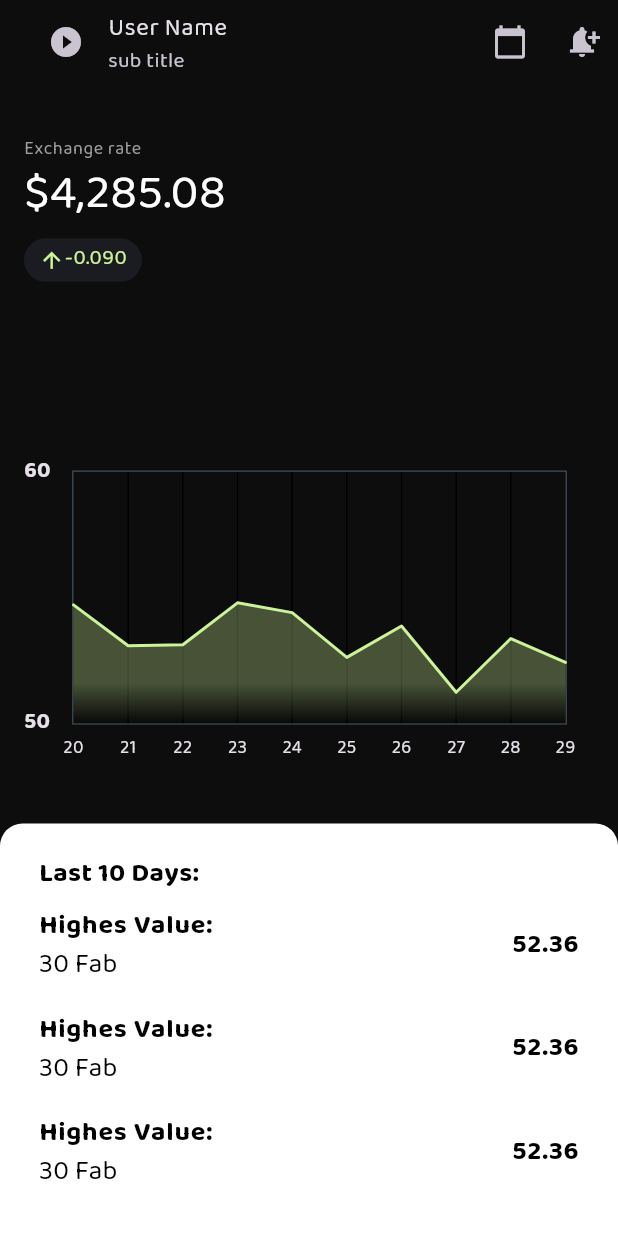
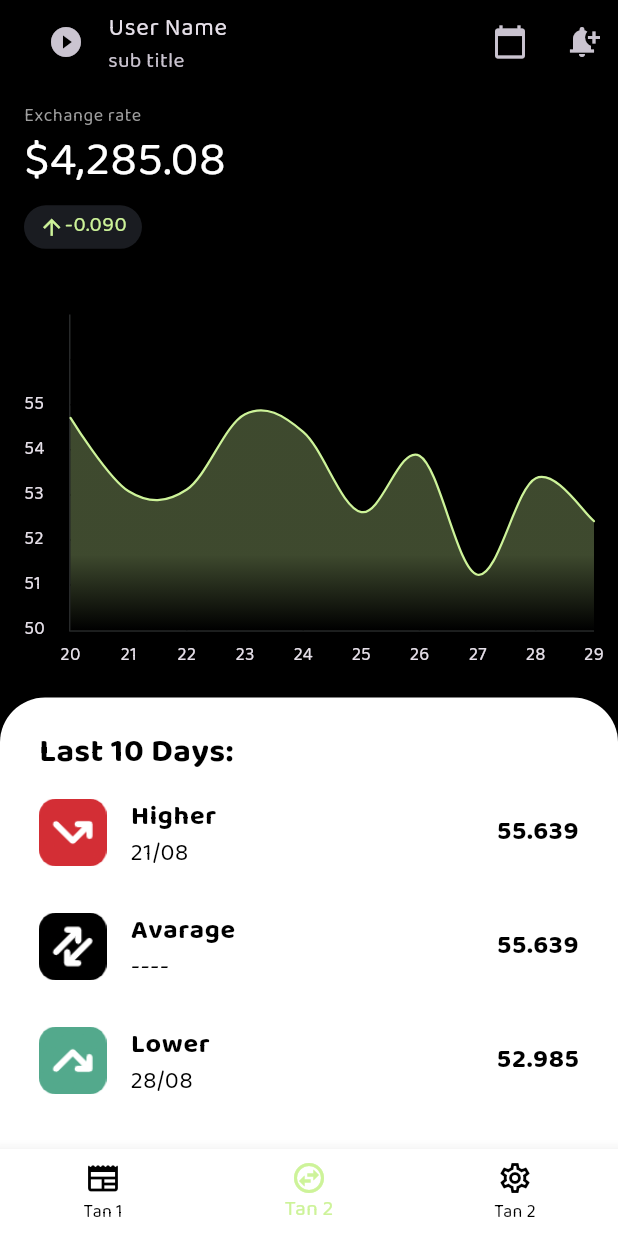
Before and after one commit to mohanedSalaheldin/sdg-tracker, a Flutter app: the screen it shows after launch, on a phone screen of 412 x 824 dp. Run offline on Flutter 3.47's test engine with Material 3 defaults, Android fonts, the light colour scheme and no system bars; drawn by our look-alikes of fl_chart; our stand-ins replace gap.

Commit message:
add bottomNavBar and web files

```diff
--- a/lib/src/my_app.dart
+++ b/lib/src/my_app.dart
@@ -22,7 +22,11 @@ class MyApp extends StatelessWidget {
           ),
           // colorScheme: ColorScheme.fromSeed(seedColor: Colors.deepPurple),
           useMaterial3: true,
-      ),
+          bottomNavigationBarTheme: const BottomNavigationBarThemeData(
+            backgroundColor: Colors.white,
+            selectedItemColor: AppColors.greenColor,
+            unselectedItemColor: Colors.black,
+          )),
       localizationsDelegates: const [
         S.delegate,
         GlobalMaterialLocalizations.delegate,
--- a/lib/src/presentaion/screens/home_screen.dart
+++ b/lib/src/presentaion/screens/home_screen.dart
@@ -5,6 +5,7 @@ import 'package:sudanese_currency/src/presentaion/widgets/exchange_rate_chart_wi
 import 'package:sudanese_currency/src/shared/app_colors.dart';
 import 'package:sudanese_currency/src/shared/constants.dart';
 
+import '../widgets/summary_ststisics_widget.dart';
 import '../widgets/today_exchange_rate_widget.dart';
 
 class HomeScreen extends StatelessWidget {
@@ -14,20 +15,31 @@ class HomeScreen extends StatelessWidget {
   Widget build(BuildContext context) {
     return Scaffold(
       appBar: appbar(),
-      body: Column(
+      bottomNavigationBar: bottomNavBar(),
+      body: const Column(
         crossAxisAlignment: CrossAxisAlignment.start,
         mainAxisAlignment: MainAxisAlignment.spaceBetween,
         children: [
-          const SizedBox(width: double.infinity),
-          const TodayExchangeRateWidget(),
-          const Gap(30.0),
-          Container(
-            // color: Colors.black87,
-            child: const LineChartSample2(),
-          ),
-          const LastTenDaysStstisicsWidget(),
+          SizedBox(width: double.infinity),
+          TodayExchangeRateWidget(),
+          LastDaysLineChartWidget(),
+          SummaryStstisicsWidget(),
         ],
       ),
+    );
+  }
+
+  BottomNavigationBar bottomNavBar() {
+    return BottomNavigationBar(
+      currentIndex: 1,
+      items: const [
+        BottomNavigationBarItem(
+            icon: Icon(Icons.newspaper_rounded), label: 'Tan 1'),
+        BottomNavigationBarItem(
+            icon: Icon(Icons.swap_horizontal_circle_outlined), label: 'Tan 2'),
+        BottomNavigationBarItem(
+            icon: Icon(Icons.settings_outlined), label: 'Tan 2'),
+      ],
     );
   }
 
@@ -51,77 +63,3 @@ class HomeScreen extends StatelessWidget {
     );
   }
 }
-
-class LastTenDaysStstisicsWidget extends StatelessWidget {
-  const LastTenDaysStstisicsWidget({
-    super.key,
-  });
-
-  @override
-  Widget build(BuildContext context) {
-    return Container(
-      padding: const EdgeInsets.symmetric(horizontal: 10.0, vertical: 5.0),
-      decoration: const BoxDecoration(
-        borderRadius: BorderRadius.only(
-          topLeft: Radius.circular(15),
-          topRight: Radius.circular(15),
-        ),
-        color: Colors.white,
-      ),
-      child: const Padding(
-        padding: EdgeInsets.all(appDefaultPadding),
-        child: Column(
-          crossAxisAlignment: CrossAxisAlignment.start,
-          children: [
-            Text(
-              'Last 10 Days:',
-              style: TextStyle(
-                fontWeight: FontWeight.bold,
-                fontSize: 18,
-                color: Colors.black,
-              ),
-            ),
-            MonthyStatisticsWidget(),
-            MonthyStatisticsWidget(),
-            MonthyStatisticsWidget(),
-          ],
-        ),
-      ),
-    );
-  }
-}
-
-class MonthyStatisticsWidget extends StatelessWidget {
-  const MonthyStatisticsWidget({
-    super.key,
-  });
-
-  @override
-  Widget build(BuildContext context) {
-    return const ListTile(
-      contentPadding: EdgeInsets.all(0),
-      textColor: Colors.black,
-      title: Text(
-        'Highes Value: ',
-        style: TextStyle(
-          fontWeight: FontWeight.bold,
-          fontSize: 18,
-        ),
-      ),
-      subtitle: Text(
-        '30 Fab',
-        style: TextStyle(
-          // fontWeight: FontWeight.bold,
-          fontSize: 18,
-        ),
-      ),
-      trailing: Text(
-        '52.36',
-        style: TextStyle(
-          fontWeight: FontWeight.bold,
-          fontSize: 18,
-        ),
-      ),
-    );
-  }
-}
--- a/lib/src/presentaion/widgets/exchange_rate_chart_widget.dart
+++ b/lib/src/presentaion/widgets/exchange_rate_chart_widget.dart
@@ -4,14 +4,15 @@ import 'package:sudanese_currency/src/shared/constants.dart';
 
 import '../../shared/app_colors.dart';
 
-class LineChartSample2 extends StatefulWidget {
-  const LineChartSample2({super.key});
+class LastDaysLineChartWidget extends StatefulWidget {
+  const LastDaysLineChartWidget({super.key});
 
   @override
-  State<LineChartSample2> createState() => _LineChartSample2State();
+  State<LastDaysLineChartWidget> createState() =>
+      _LastDaysLineChartWidgetState();
 }
 
-class _LineChartSample2State extends State<LineChartSample2> {
+class _LastDaysLineChartWidgetState extends State<LastDaysLineChartWidget> {
   List<Color> gradientColors = [
     // Colors.cyan,
     // Colors.red
@@ -31,37 +32,15 @@ class _LineChartSample2State extends State<LineChartSample2> {
       child: Stack(
         children: <Widget>[
           AspectRatio(
-            aspectRatio: 1.70,
+            aspectRatio: 1.40,
             child: Padding(
-              padding: const EdgeInsets.only(
-                right: 18,
-                left: 0,
-                top: 24,
-                bottom: 0,
-              ),
+              padding:
+                  const EdgeInsets.only(right: 0, left: 0, top: 30, bottom: 0),
               child: LineChart(
                 mainData(),
               ),
             ),
           ),
-          // SizedBox(
-          //   width: 60,
-          //   height: 34,
-          //   child: TextButton(
-          //     onPressed: () {
-          //       setState(() {
-          //         showAvg = !showAvg;
-          //       });
-          //     },
-          //     child: Text(
-          //       'AVG',
-          //       style: TextStyle(
-          //         fontSize: 12,
-          //         color: showAvg ? Colors.white.withOpacity(0.5) : Colors.white,
-          //       ),
-          //     ),
-          //   ),
-          // ),
         ],
       ),
     );
@@ -110,21 +89,6 @@ class _LineChartSample2State extends State<LineChartSample2> {
         break;
     }
 
-    // switch (value.toInt()) {
-    //   case 2:
-    //     text = const Text('MAR', style: style);
-    //     break;
-    //   case 5:
-    //     text = const Text('JUN', style: style);
-    //     break;
-    //   case 8:
-    //     text = const Text('SEP', style: style);
-    //     break;
-    //   default:
-    //     text = const Text('', style: style);
-    //     break;
-    // }
-
     return SideTitleWidget(
       axisSide: meta.axisSide,
       child: text,
@@ -133,19 +97,28 @@ class _LineChartSample2State extends State<LineChartSample2> {
 
   Widget leftTitleWidgets(double value, TitleMeta meta) {
     const style = TextStyle(
-      fontWeight: FontWeight.bold,
-      fontSize: 15,
+      // fontWeight: FontWeight.bold,
+      fontSize: 12,
     );
     String text;
-    switch (value.toInt()) {
-      case 4:
-        text = '40';
-        break;
-      case 5:
+    switch ((value).toInt()) {
+      case 50:
         text = '50';
         break;
-      case 6:
-        text = '60';
+      case 51:
+        text = '51';
+        break;
+      case 52:
+        text = '52';
+        break;
+      case 53:
+        text = '53';
+        break;
+      case 54:
+        text = '54';
+        break;
+      case 55:
+        text = '55';
         break;
       default:
         return Container();
@@ -158,45 +131,45 @@ class _LineChartSample2State extends State<LineChartSample2> {
   LineChartData mainData() {
     var flLinesColor = const Color.fromARGB(255, 59, 59, 59);
     const spots = [
-      FlSpot(0, 5.471),
-      FlSpot(1, 5.308),
-      FlSpot(2, 5.312),
-      FlSpot(3, 5.479),
-      FlSpot(4, 5.44),
-      FlSpot(5, 5.262),
-      FlSpot(6, 5.387),
-      FlSpot(7, 5.123),
-      FlSpot(8, 5.337),
-      FlSpot(9, 5.242)
+      FlSpot(0, 54.71),
+      FlSpot(1, 53.08),
+      FlSpot(2, 53.12),
+      FlSpot(3, 54.79),
+      FlSpot(4, 54.4),
+      FlSpot(5, 52.62),
+      FlSpot(6, 53.87),
+      FlSpot(7, 51.23),
+      FlSpot(8, 53.37),
+      FlSpot(9, 52.42)
     ];
     return LineChartData(
+      lineTouchData: const LineTouchData(
+        longPressDuration: Duration(milliseconds: 100),
+        touchTooltipData: LineTouchTooltipData(),
+      ),
       gridData: FlGridData(
         show: true,
         drawVerticalLine: true,
         horizontalInterval: 1,
-        verticalInterval: 1,
+        verticalInterval: 2,
         getDrawingHorizontalLine: (value) {
           return const FlLine(
-            // color: flLinesColor,
-            // color: AppColors.mainGridLineColor,
+            color: AppColors.blackBackgroundColor,
             strokeWidth: 1,
           );
         },
         getDrawingVerticalLine: (value) {
           return const FlLine(
-            // color: flLinesColor,
+            color: AppColors.blackBackgroundColor,
             strokeWidth: 1,
           );
         },
       ),
       titlesData: FlTitlesData(
         show: true,
-        rightTitles: const AxisTitles(
-          sideTitles: SideTitles(showTitles: false),
-        ),
-        topTitles: const AxisTitles(
-          sideTitles: SideTitles(showTitles: false),
-        ),
+        rightTitles:
+            const AxisTitles(sideTitles: SideTitles(showTitles: false)),
+        topTitles: const AxisTitles(sideTitles: SideTitles(showTitles: false)),
         bottomTitles: AxisTitles(
           sideTitles: SideTitles(
             showTitles: true,
@@ -208,33 +181,37 @@ class _LineChartSample2State extends State<LineChartSample2> {
         leftTitles: AxisTitles(
           sideTitles: SideTitles(
             showTitles: true,
-            interval: 1,
+            // interval: 1,
             getTitlesWidget: leftTitleWidgets,
-            reservedSize: 32,
+
+            reservedSize: 30,
           ),
         ),
       ),
       borderData: FlBorderData(
         show: true,
-        border: Border.all(color: const Color(0xff37434d)),
+        border: const Border(
+          left: BorderSide(color: Color.fromARGB(255, 39, 41, 42)),
+          bottom: BorderSide(color: Color.fromARGB(255, 39, 41, 42)),
+        ),
+
+        //  Border.(),
       ),
       minX: 0,
       maxX: 9,
-      minY: 5,
-      maxY: 6,
+      minY: 50,
+      maxY: 57,
       lineBarsData: [
         LineChartBarData(
           spots: spots,
-          isCurved: false,
+          isCurved: true,
           color: AppColors.greenColor,
           // gradient: LinearGradient(
           //   colors: gradientColors,
           // ),
-          barWidth: 2,
+          barWidth: 1.5,
           isStrokeCapRound: true,
-          dotData: const FlDotData(
-            show: false,
-          ),
+          dotData: const FlDotData(show: false),
           belowBarData: BarAreaData(
             show: true,
             gradient: LinearGradient(
@@ -249,102 +226,4 @@ class _LineChartSample2State extends State<LineChartSample2> {
       ],
     );
   }
-
-  /// used to return LineChartData that contain the avg data
-  // LineChartData avgData() {
-  //   return LineChartData(
-  //     lineTouchData: const LineTouchData(enabled: false),
-  //     gridData: FlGridData(
-  //       show: true,
-  //       drawHorizontalLine: true,
-  //       verticalInterval: 1,
-  //       horizontalInterval: 1,
-  //       getDrawingVerticalLine: (value) {
-  //         return const FlLine(
-  //           color: Color(0xff37434d),
-  //           strokeWidth: 1,
-  //         );
-  //       },
-  //       getDrawingHorizontalLine: (value) {
-  //         return const FlLine(
-  //           color: Color(0xff37434d),
-  //           strokeWidth: 1,
-  //         );
-  //       },
-  //     ),
-  //     titlesData: FlTitlesData(
-  //       show: true,
-  //       bottomTitles: AxisTitles(
-  //         sideTitles: SideTitles(
-  //           showTitles: true,
-  //           reservedSize: 30,
-  //           getTitlesWidget: bottomTitleWidgets,
-  //           interval: 1,
-  //         ),
-  //       ),
-  //       leftTitles: AxisTitles(
-  //         sideTitles: SideTitles(
-  //           showTitles: true,
-  //           getTitlesWidget: leftTitleWidgets,
-  //           reservedSize: 42,
-  //           interval: 1,
-  //         ),
-  //       ),
-  //       topTitles: const AxisTitles(
-  //         sideTitles: SideTitles(showTitles: false),
-  //       ),
-  //       rightTitles: const AxisTitles(
-  //         sideTitles: SideTitles(showTitles: false),
-  //       ),
-  //     ),
-  //     borderData: FlBorderData(
-  //       show: true,
-  //       border: Border.all(color: const Color(0xff37434d)),
-  //     ),
-  //     minX: 0,
-  //     maxX: 11,
-  //     minY: 0,
-  //     maxY: 6,
-  //     lineBarsData: [
-  //       LineChartBarData(
-  //         spots: const [
-  //           FlSpot(0, 3.44),
-  //           FlSpot(2.6, 3.44),
-  //           FlSpot(4.9, 3.44),
-  //           // FlSpot(6.8, 3.44),
-  //           // FlSpot(8, 3.44),
-  //           // FlSpot(9.5, 3.44),
-  //           // FlSpot(11, 3.44),
-  //         ],
-  //         isCurved: true,
-  //         gradient: LinearGradient(
-  //           colors: [
-  //             ColorTween(begin: gradientColors[0], end: gradientColors[1])
-  //                 .lerp(0.2)!,
-  //             ColorTween(begin: gradientColors[0], end: gradientColors[1])
-  //                 .lerp(0.2)!,
-  //           ],
-  //         ),
-  //         barWidth: 5,
-  //         isStrokeCapRound: true,
-  //         dotData: const FlDotData(
-  //           show: false,
-  //         ),
-  //         belowBarData: BarAreaData(
-  //           show: true,
-  //           gradient: LinearGradient(
-  //             colors: [
-  //               ColorTween(begin: gradientColors[0], end: gradientColors[1])
-  //                   .lerp(0.2)!
-  //                   .withOpacity(0.1),
-  //               ColorTween(begin: gradientColors[0], end: gradientColors[1])
-  //                   .lerp(0.2)!
-  //                   .withOpacity(0.1),
-  //             ],
-  //           ),
-  //         ),
-  //       ),
-  //     ],
-  //   );
-  // }
 }
--- /dev/null
+++ b/lib/src/presentaion/widgets/summary_ststisics_widget.dart
@@ -0,0 +1,105 @@
+import 'package:flutter/material.dart';
+import 'package:sudanese_currency/src/presentaion/screens/home_screen.dart';
+import 'package:sudanese_currency/src/shared/constants.dart';
+
+class SummaryStstisicsWidget extends StatelessWidget {
+  const SummaryStstisicsWidget({
+    super.key,
+  });
+
+  @override
+  Widget build(BuildContext context) {
+    return Container(
+      padding: const EdgeInsets.symmetric(horizontal: 10.0, vertical: 5.0),
+      decoration: const BoxDecoration(
+        borderRadius: BorderRadius.only(
+          topLeft: Radius.circular(30),
+          topRight: Radius.circular(30),
+        ),
+        color: Colors.white,
+      ),
+      child: const Padding(
+        padding: EdgeInsets.all(appDefaultPadding),
+        child: Column(
+          crossAxisAlignment: CrossAxisAlignment.start,
+          children: [
+            Text(
+              'Last 10 Days:',
+              style: TextStyle(
+                fontWeight: FontWeight.bold,
+                fontSize: 22,
+                color: Colors.black,
+              ),
+            ),
+            MonthyStatisticsWidget(
+              title: 'Higher',
+              iconPath: 'higher.png',
+              value: '55.639',
+              date: '21/08',
+            ),
+            MonthyStatisticsWidget(
+              title: 'Avarage',
+              iconPath: 'avg.png',
+              value: '55.639',
+              date: '----',
+            ),
+            MonthyStatisticsWidget(
+              title: 'Lower',
+              iconPath: 'lower.png',
+              value: '52.985',
+              date: '28/08',
+            ),
+          ],
+        ),
+      ),
+    );
+  }
+}
+
+
+class MonthyStatisticsWidget extends StatelessWidget {
+  const MonthyStatisticsWidget({
+    super.key,
+    required this.title,
+    required this.iconPath,
+    required this.value,
+    required this.date,
+  });
+  final String title;
+  final String iconPath;
+  final String value;
+  final String date;
+
+  @override
+  Widget build(BuildContext context) {
+    return Padding(
+      padding: const EdgeInsets.symmetric(vertical: 2.0),
+      child: ListTile(
+        contentPadding: const EdgeInsets.all(0),
+        textColor: Colors.black,
+        leading: SizedBox(
+          height: 45.0,
+          width: 45.0,
+          child: Image.asset('assets/images/$iconPath'),
+        ),
+        title: Text(
+          title,
+          style: const TextStyle(fontSize: 18, fontWeight: FontWeight.bold),
+        ),
+        subtitle: Text(
+          date,
+          style: const TextStyle(
+            fontSize: 16,
+          ),
+        ),
+        trailing: Text(
+          value,
+          style: const TextStyle(
+            fontWeight: FontWeight.bold,
+            fontSize: 18,
+          ),
+        ),
+      ),
+    );
+  }
+}
--- a/lib/src/shared/app_colors.dart
+++ b/lib/src/shared/app_colors.dart
@@ -1,7 +1,7 @@
 import 'package:flutter/material.dart';
 
 class AppColors {
-  static const Color blackBackgroundColor = Color(0xff0d0d0d);
+  static const Color blackBackgroundColor = Color.fromARGB(255, 0, 0, 0);
   static const Color grayBackgroundColor = Color(0xff1f1f1f);
   // static const Color greenColor = Color(0xff53b398);
   static const Color greenColor = Color(0xffcdf399);
--- /dev/null
+++ b/lib/src/shared/screen_sizes.dart
@@ -0,0 +1,6 @@
+import 'package:flutter/material.dart';
+
+extension ScreenSizes on BuildContext {
+  double get screenHeight => MediaQuery.of(this).size.height;
+  double get screenWidth => MediaQuery.of(this).size.width;
+}
--- a/pubspec.yaml
+++ b/pubspec.yaml
@@ -28,8 +28,8 @@ dev_dependencies:
 
 flutter:
   uses-material-design: true
-  # assets:
-  #   - images/a_dot_burr.jpeg
+  assets:
+    - assets/images/
   #   - images/a_dot_ham.jpeg
   fonts:
     - family: BalooBhaijaan2
```
Also changed, not shown: assets/images/avg.png (added), assets/images/higher.png (added), assets/images/lower.png (added), 8 other files. Lines whose indentation alone changed are shown as unchanged.
